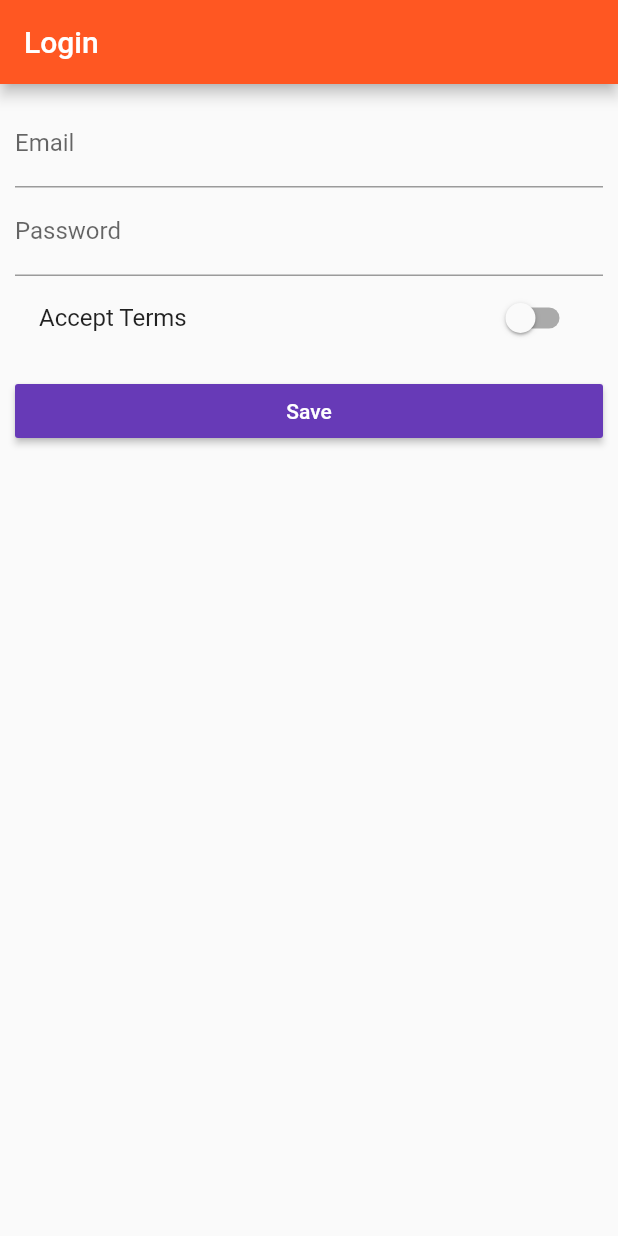
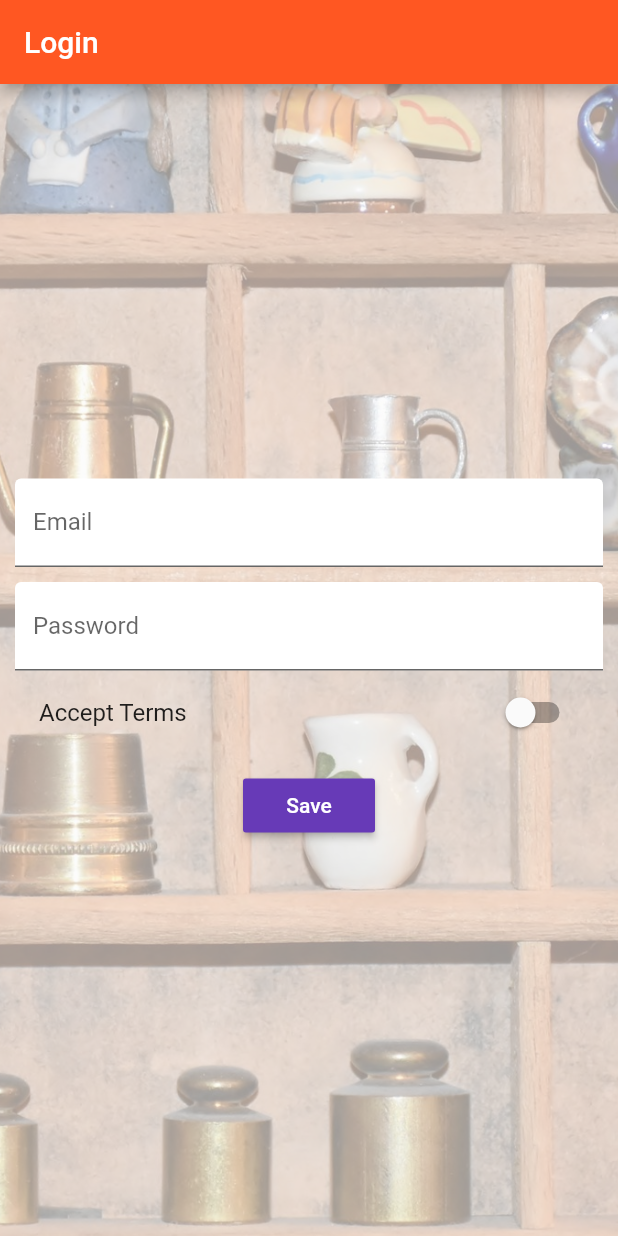
Before and after one commit to Vitaly-V/EasyList, a Flutter app: the screen it shows after launch, on a phone screen of 412 x 824 dp. Run offline on Flutter 3.47's test engine with Material 2 defaults, Android fonts, the phone set to English and light mode, and no system bars.

Commit message:
UI for Auth screen

```diff
--- a/lib/pages/auth.dart
+++ b/lib/pages/auth.dart
@@ -19,22 +19,43 @@ class _AuthPage extends State<AuthPage> {
         title: Text('Login'),
       ),
       body: Container(
-          margin: EdgeInsets.all(10.0),
-          child: ListView(
+        decoration: BoxDecoration(
+          image: DecorationImage(
+            fit: BoxFit.cover,
+            colorFilter: ColorFilter.mode(
+              Colors.black.withOpacity(0.4),
+              BlendMode.dstATop,
+            ),
+            image: AssetImage('assets/background.jpg'),
+          ),
+        ),
+        padding: EdgeInsets.all(10.0),
+        child: Center(
+          child: SingleChildScrollView(
+            child: Column(
               children: <Widget>[
                 TextField(
                   keyboardType: TextInputType.emailAddress,
-                decoration: InputDecoration(labelText: 'Email'),
+                  decoration: InputDecoration(
+                    labelText: 'Email',
+                    filled: true,
+                    fillColor: Colors.white,
+                  ),
                   onChanged: (String value) {
                     setState(() {
                       _emailValue = value;
                     });
                   },
                 ),
+                SizedBox(height: 10.0),
                 TextField(
                   keyboardType: TextInputType.text,
                   obscureText: true,
-                decoration: InputDecoration(labelText: 'Password'),
+                  decoration: InputDecoration(
+                    labelText: 'Password',
+                    filled: true,
+                    fillColor: Colors.white,
+                  ),
                   onChanged: (String value) {
                     setState(() {
                       _passwordValue = value;
@@ -60,7 +81,10 @@ class _AuthPage extends State<AuthPage> {
                   },
                 ),
               ],
-          )),
+            ),
+          ),
+        ),
+      ),
     );
   }
 }
--- a/pubspec.yaml
+++ b/pubspec.yaml
@@ -43,6 +43,7 @@ flutter:
   # To add assets to your application, add an assets section, like this:
   assets:
     - assets/food.jpg
+    - assets/background.jpg
   #  - images/a_dot_ham.jpeg
 
   # An image asset can refer to one or more resolution-specific "variants", see
```
Also changed, not shown: assets/background.jpg (added). Lines whose indentation alone changed are shown as unchanged.
